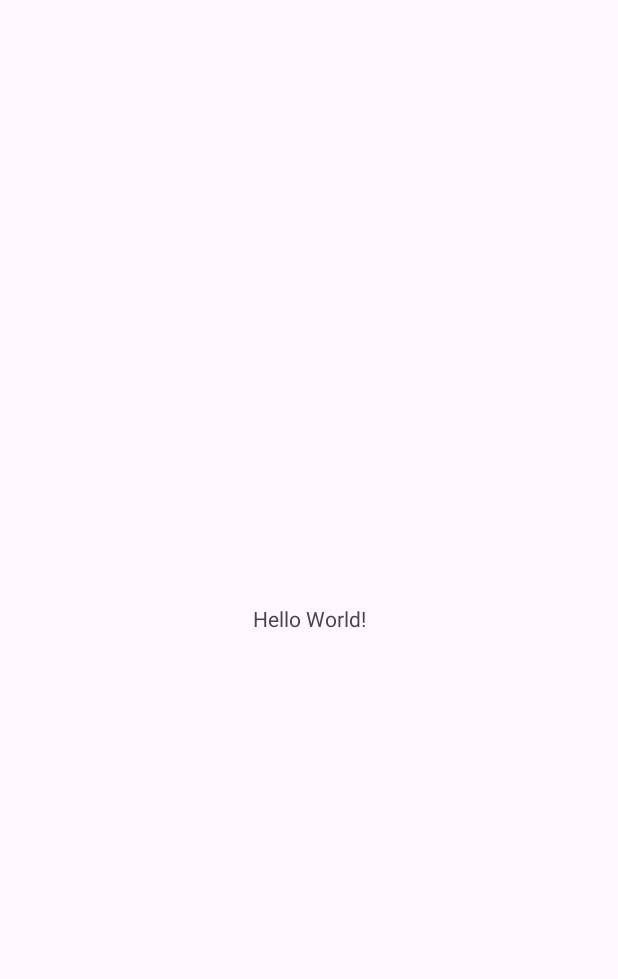
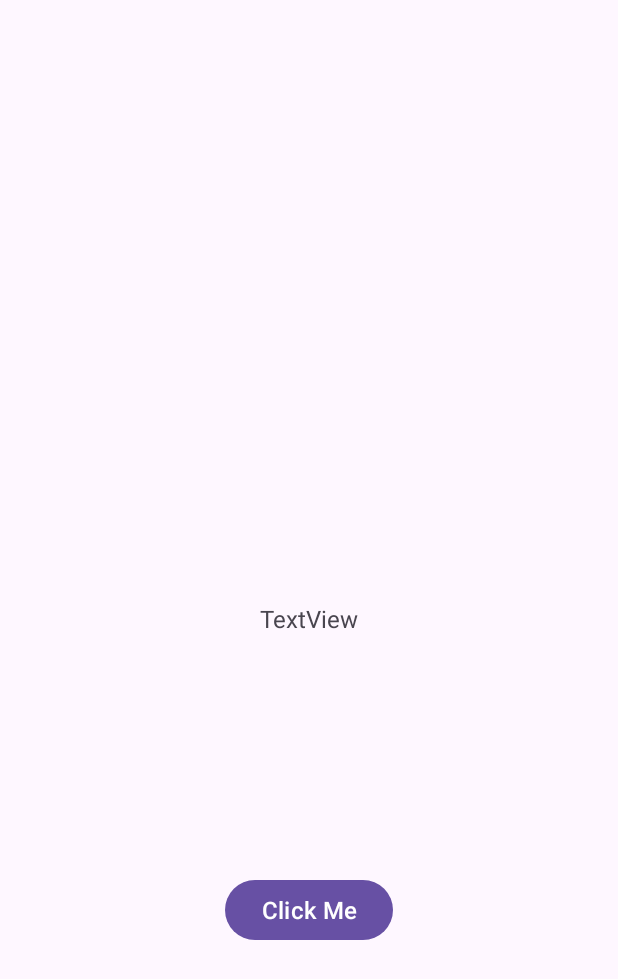
Before and after one commit to rusha-99/android-crash, an Android app: the screen it shows after launch (MainActivity), on a phone screen of 412 x 824 dp. Before the commit the part shown is almost empty. Shown: the top 979 px of the screen. Run offline under Robolectric (Android 15) with nearby library versions, the phone set to English and light mode, and no system bars.

Commit message:
add button and text view

```diff
--- a/Tutorial-1/app/src/main/java/com/example/myapplication/MainActivity.kt
+++ b/Tutorial-1/app/src/main/java/com/example/myapplication/MainActivity.kt
@@ -4,8 +4,14 @@ import androidx.appcompat.app.AppCompatActivity
 import android.os.Bundle
 
 class MainActivity : AppCompatActivity() {
+
+    val button = R.id.button
+
+
     override fun onCreate(savedInstanceState: Bundle?) {
         super.onCreate(savedInstanceState)
         setContentView(R.layout.activity_main)
+
+
     }
 }
--- a/Tutorial-1/app/src/main/res/layout/activity_main.xml
+++ b/Tutorial-1/app/src/main/res/layout/activity_main.xml
@@ -6,13 +6,26 @@
     android:layout_height="match_parent"
     tools:context=".MainActivity">
 
-    <TextView
+    <Button
+        android:id="@+id/button"
         android:layout_width="wrap_content"
         android:layout_height="wrap_content"
-        android:text="Hello World!"
+        android:text="Click Me"
+        android:textSize="16sp"
+        app:layout_constraintBottom_toBottomOf="parent"
+        app:layout_constraintEnd_toEndOf="parent"
+        app:layout_constraintStart_toStartOf="parent"
+        app:layout_constraintTop_toTopOf="parent"
+        app:layout_constraintVertical_bias="0.751" />
+
+    <TextView
+        android:id="@+id/textView"
+        android:layout_width="wrap_content"
+        android:layout_height="wrap_content"
+        android:text="TextView"
+        android:textSize="16sp"
         app:layout_constraintBottom_toBottomOf="parent"
         app:layout_constraintEnd_toEndOf="parent"
         app:layout_constraintStart_toStartOf="parent"
         app:layout_constraintTop_toTopOf="parent" />
-
 </androidx.constraintlayout.widget.ConstraintLayout>
```
